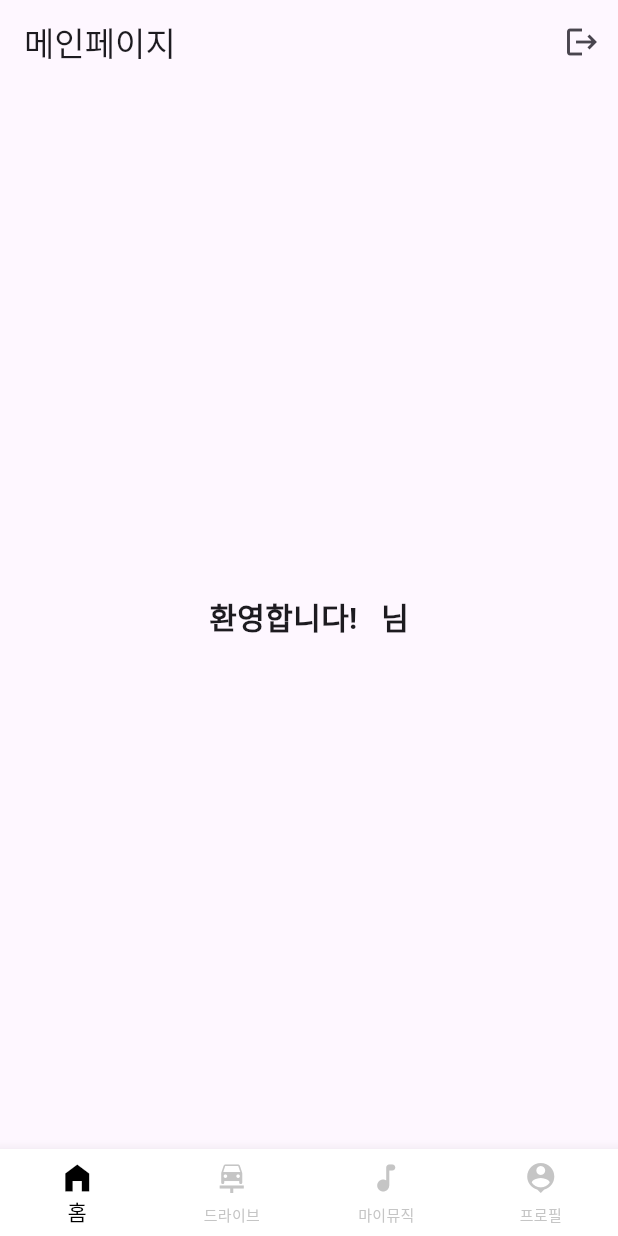
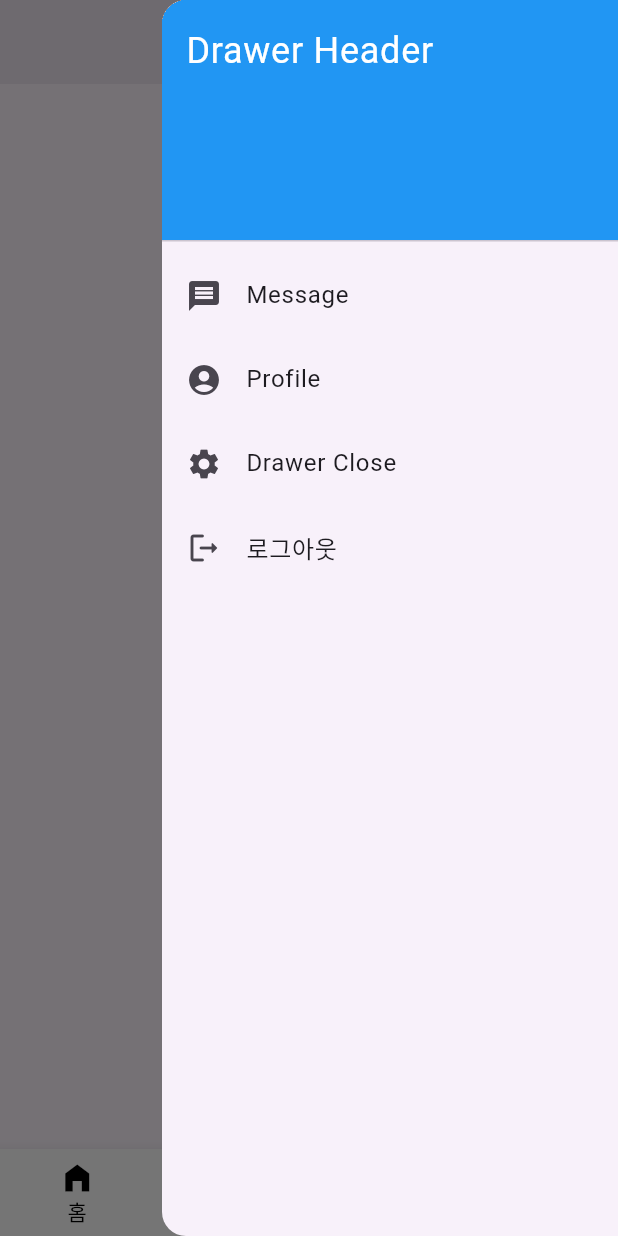
Before and after one commit to wkah23/FlutterProject, a Flutter app: the MainPage screen opened directly, with the side drawer open (before the commit the screen has no drawer), on a phone screen of 412 x 824 dp. Run offline on Flutter 3.47's test engine with Material 2 defaults, Android fonts, the phone set to English and light mode, and no system bars; our stand-ins replace firebase_auth, firebase_core, get, google_sign_in; accounts and stored records are empty.

Commit message:
2023 09 26

```diff
--- a/dewbiapp/lib/main.dart
+++ b/dewbiapp/lib/main.dart
@@ -1,6 +1,7 @@
 import 'package:dewbiapp/screens/login_screen.dart';
 import 'package:flutter/material.dart';
 import 'package:firebase_core/firebase_core.dart';
+import 'package:get/get_navigation/get_navigation.dart';
 
 Future<void> main() async {
   WidgetsFlutterBinding.ensureInitialized();
@@ -14,7 +15,7 @@ class MyApp extends StatelessWidget {
 
   @override
   Widget build(BuildContext context) {
-    return MaterialApp(
+    return GetMaterialApp(
       debugShowCheckedModeBanner: false,
       title: 'Flutter Demo',
       theme: ThemeData(
--- a/dewbiapp/lib/mainpage.dart
+++ b/dewbiapp/lib/mainpage.dart
@@ -5,6 +5,8 @@ import 'package:dewbiapp/pages/profile.dart';
 import 'package:dewbiapp/screens/login_screen.dart';
 import 'package:flutter/material.dart';
 import 'package:firebase_auth/firebase_auth.dart';
+import 'package:google_sign_in/google_sign_in.dart';
+
 
 class MainPage extends StatefulWidget {
   const MainPage({super.key});
@@ -14,6 +16,8 @@ class MainPage extends StatefulWidget {
 }
 
 class _MainPageState extends State<MainPage> {
+  final _auth = FirebaseAuth.instance;
+
   int _selectedIndex = 0;
   List<BottomNavigationBarItem> bottomItems = [
     const BottomNavigationBarItem(
@@ -48,16 +52,59 @@ class _MainPageState extends State<MainPage> {
   Widget build(BuildContext context) {
     userEmail = user!.email!;
 
-    return Scaffold(
+    return SafeArea(
+      child: Scaffold(
         appBar: AppBar(
-        title: const Text("메인페이지"),
-        actions: [
-          IconButton(
-              onPressed: () {
+          title: SizedBox(
+              child: Image.asset(
+                'assets/images/car3.png',
+                width: 120,
+                height: 120,
+                fit: BoxFit.contain,
+              ),
+            ),
+          centerTitle: true,
+          elevation: 5,
+        ),
+        drawerEnableOpenDragGesture: false,
+        endDrawer: Drawer(
+          child: ListView(
+            padding: EdgeInsets.zero,
+            children: [
+              const DrawerHeader(
+                decoration: BoxDecoration(
+                  color: Colors.blue,
+                ),
+                child: Text(
+                  'Drawer Header',
+                  style: TextStyle(
+                    color: Colors.white,
+                    fontSize: 24,
+                  ),
+                ),
+              ),
+              const ListTile(
+                leading: Icon(Icons.message),
+                title: Text('Message'),
+              ),
+              const ListTile(
+                leading: Icon(Icons.account_circle),
+                title: Text('Profile'),
+              ),
+              const ListTile(
+                leading: Icon(Icons.settings),
+                title: Text('Drawer Close'),
+              ),
+              ListTile(
+
+                leading: const Icon(Icons.logout_rounded),
+                title: const Text('로그아웃'),
+                onTap: (() {
                   logout(context);
-              },
-              icon: const Icon(Icons.logout)),
+                }),
+              ),
             ],
+          ),
         ),
         bottomNavigationBar: BottomNavigationBar(
           type: BottomNavigationBarType.fixed,
@@ -75,6 +122,7 @@ class _MainPageState extends State<MainPage> {
           items: bottomItems,
         ),
         body: pages[_selectedIndex],
+      ),
     );
   }
 
@@ -97,7 +145,7 @@ class _MainPageState extends State<MainPage> {
 
   // the logout function
   Future<void> logout(BuildContext context) async {
-    await FirebaseAuth.instance.signOut();
+    await _auth.signOut();
     Navigator.of(context).pushReplacement(
         MaterialPageRoute(builder: (context) => const LoginScreen()));
   }
--- a/dewbiapp/lib/pages/Home.dart
+++ b/dewbiapp/lib/pages/Home.dart
@@ -1,5 +1,6 @@
 import 'package:firebase_auth/firebase_auth.dart';
 import 'package:flutter/material.dart';
+import 'package:get/get.dart';
 
 class HomeScreen extends StatefulWidget {
   const HomeScreen({super.key});
@@ -11,9 +12,11 @@ class HomeScreen extends StatefulWidget {
   String userEmail = "";
 
 class _HomeScreenState extends State<HomeScreen> {
-  String userEmail = user!.email!;
+  // final _auth = FirebaseAuth.instance;
+
   @override
   Widget build(BuildContext context) {
+    userEmail = user!.email!;
     return Scaffold(
       body: Center(
         child: Padding(
@@ -22,6 +25,7 @@ class _HomeScreenState extends State<HomeScreen> {
             mainAxisAlignment: MainAxisAlignment.center,
             crossAxisAlignment: CrossAxisAlignment.center,
             children: <Widget>[
+
               Text(
                 "환영합니다!  $userEmail 님",
                 style: const TextStyle(fontSize: 20,
--- a/dewbiapp/pubspec.yaml
+++ b/dewbiapp/pubspec.yaml
@@ -27,6 +27,7 @@ dependencies:
   google_sign_in: ^6.1.5
   flutter_linkify: ^6.0.0
   carousel_slider: ^4.2.1
+  get: ^4.6.6
 
   cupertino_icons: ^1.0.2
 
@@ -40,8 +41,8 @@ flutter:
 
   uses-material-design: true
 
-  # assets:
-  #   - images/a_dot_burr.jpeg
+  assets:
+    - assets/images/
   #   - images/a_dot_ham.jpeg
 
   # example:
```
Also changed, not shown: dewbiapp/lib/Screens/login_screen.dart (+32 -2 lines), dewbiapp/assets/images/car3.png (added), dewbiapp/assets/images/google.png (added), dewbiapp/pubspec.lock, 1 other file. Lines whose indentation alone changed are shown as unchanged.
